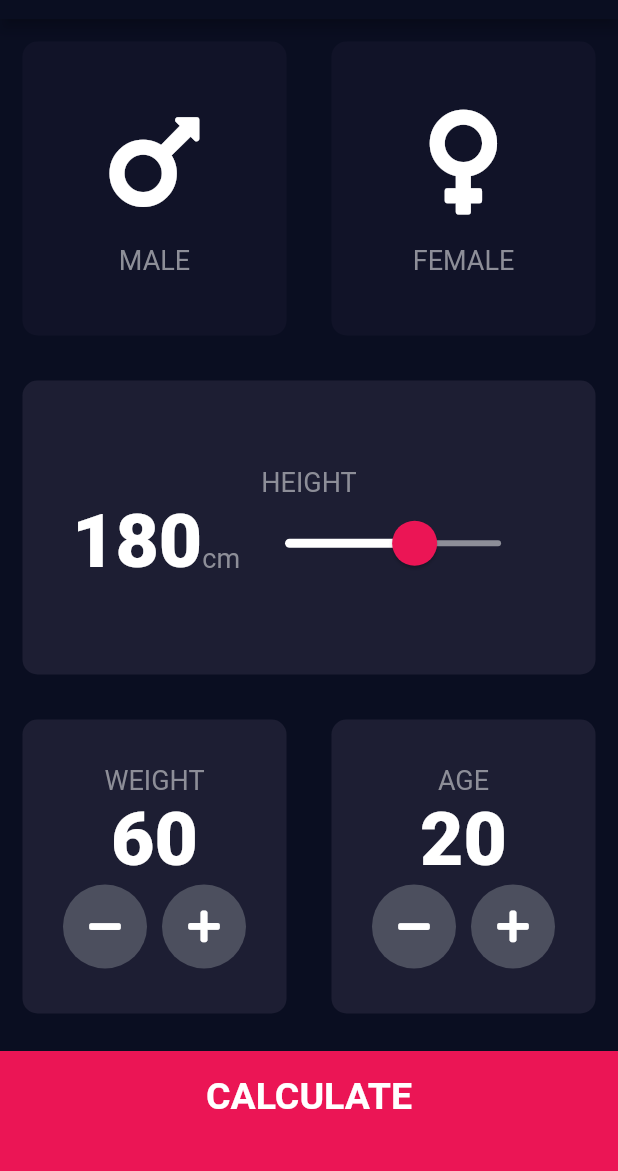
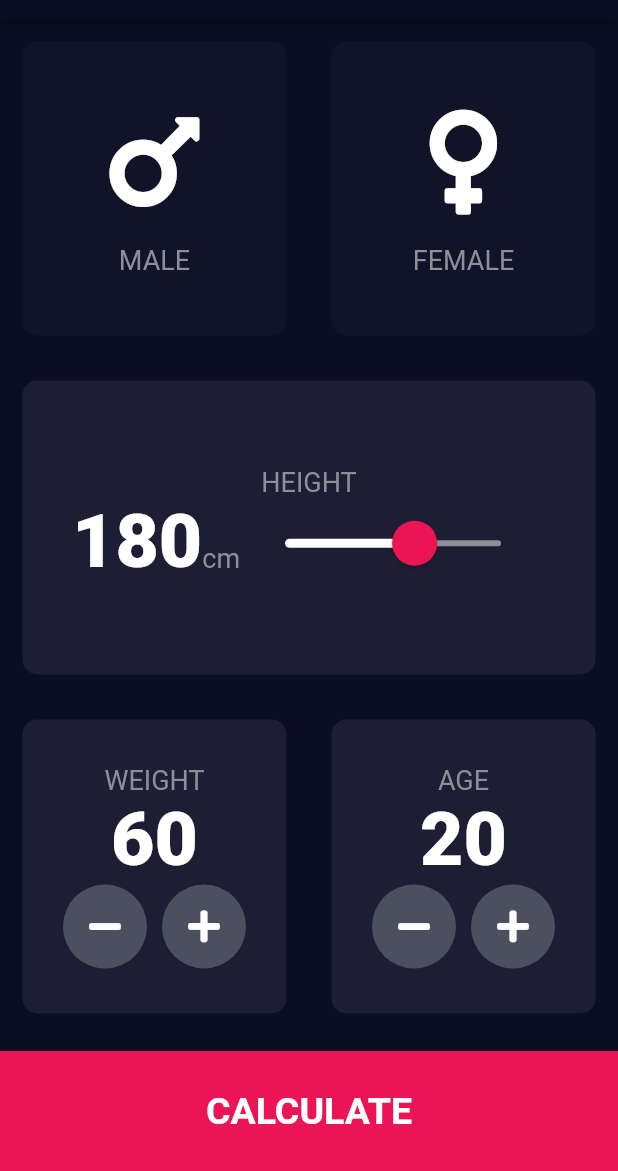
Before and after one commit to piotrek1543/BMI_Calculator_App, a Flutter app: the screen it shows after launch, on a phone screen of 412 x 824 dp, the part 65-1236 px from its top. Run offline on Flutter 3.47's test engine with Material 2 defaults, Android fonts, the phone set to English and light mode, and no system bars; our stand-ins replace font_awesome_flutter.

Commit message:
Remove BottomButton bottom padding.

```diff
--- a/lib/components/bottom_button.dart
+++ b/lib/components/bottom_button.dart
@@ -21,7 +21,6 @@ class BottomButton extends StatelessWidget {
         ),
         color: kBottomContainerColor,
         margin: EdgeInsets.only(top: 10.0),
-        padding: EdgeInsets.only(bottom: 20.0),
         width: double.infinity,
         height: kBottomContainerHeight,
       ),
```
